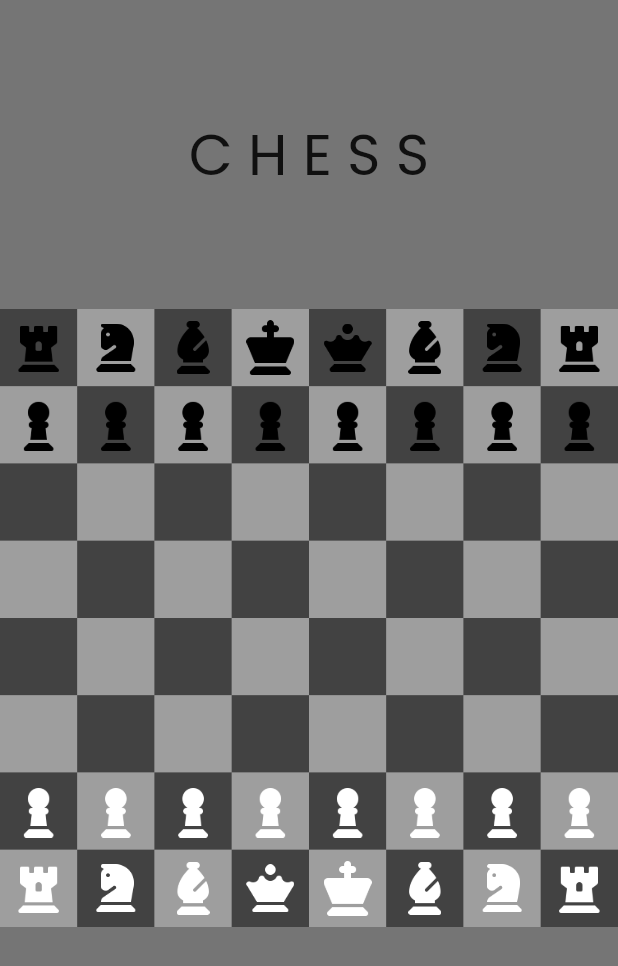
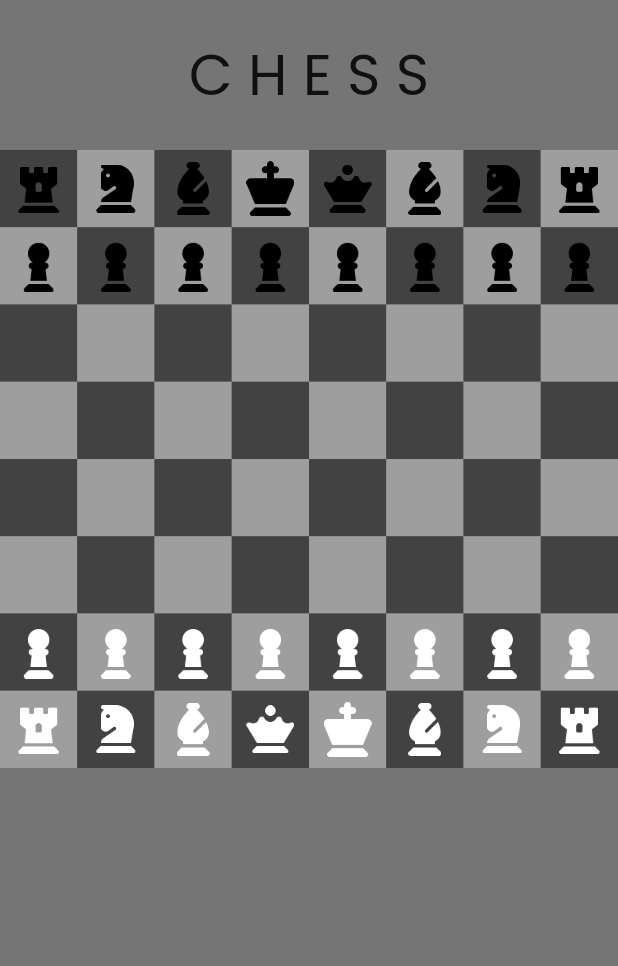
Before and after one commit to insfirred/chess, a Flutter app: the screen it shows after launch, on a phone screen of 412 x 824 dp. Shown: the top 966 px of the screen. Run offline on Flutter 3.47's test engine with Material 2 defaults, Android fonts, the phone set to English and light mode, and no system bars; our stand-ins replace flutter_riverpod, freezed_annotation, google_fonts.

Commit message:
supports web

```diff
--- a/lib/src/ui/game_board/game_board_view.dart
+++ b/lib/src/ui/game_board/game_board_view.dart
@@ -10,20 +10,30 @@ class GameBoardView extends ConsumerWidget {
 
   @override
   Widget build(BuildContext context, WidgetRef ref) {
-    final board = ref.watch(gameBoardViewModelProvider.select((_) => _.board));
+    final board = ref.watch(
+      gameBoardViewModelProvider.select((_) => _.board),
+    );
     final gameStatus =
         ref.watch(gameBoardViewModelProvider.select((_) => _.gameStatus));
-    final selectedIndex =
-        ref.watch(gameBoardViewModelProvider.select((_) => _.selectedIndex));
+    final selectedIndex = ref.watch(
+      gameBoardViewModelProvider.select((_) => _.selectedIndex),
+    );
     final validMoves = ref.watch(
-        gameBoardViewModelProvider.select((_) => _.validMovesOfSelectedPiece));
+      gameBoardViewModelProvider.select((_) => _.validMovesOfSelectedPiece),
+    );
+
+    double screenWidth = MediaQuery.of(context).size.width;
 
     return Scaffold(
       backgroundColor: Colors.grey[600],
       body: SafeArea(
+        child: Center(
+          child: SizedBox(
+            width: screenWidth > 500 ? 500 : screenWidth,
             child: Column(
               children: [
-            Expanded(
+                SizedBox(
+                  height: 100,
                   child: Center(
                     child: Text(
                       'C H E S S',
@@ -34,10 +44,12 @@ class GameBoardView extends ConsumerWidget {
                   ),
                 ),
                 Expanded(
-              flex: 3,
+                  flex: 4,
                   child: GridView.builder(
+                    physics: const NeverScrollableScrollPhysics(),
                     itemCount: 8 * 8,
-                  gridDelegate: const SliverGridDelegateWithFixedCrossAxisCount(
+                    gridDelegate:
+                        const SliverGridDelegateWithFixedCrossAxisCount(
                       crossAxisCount: 8,
                     ),
                     itemBuilder: (context, index) {
@@ -51,9 +63,13 @@ class GameBoardView extends ConsumerWidget {
                           index: index,
                         ),
                       );
-                  }),
+                    },
                   ),
+                ),
+                const SizedBox(height: 25),
               ],
+            ),
+          ),
         ),
       ),
     );
--- a/lib/src/ui/game_board/game_board_view_model.dart
+++ b/lib/src/ui/game_board/game_board_view_model.dart
@@ -127,6 +127,7 @@ class GameBoardViewModel extends StateNotifier<GameBoardViewState> {
         break;
     }
     _generateValidMoves();
+    // print(state.board[4][0]);
   }
 
   _generateValidMoves() {
```
Also changed, not shown: firebase.json (added), 2 other files. Lines whose indentation alone changed are shown as unchanged.
